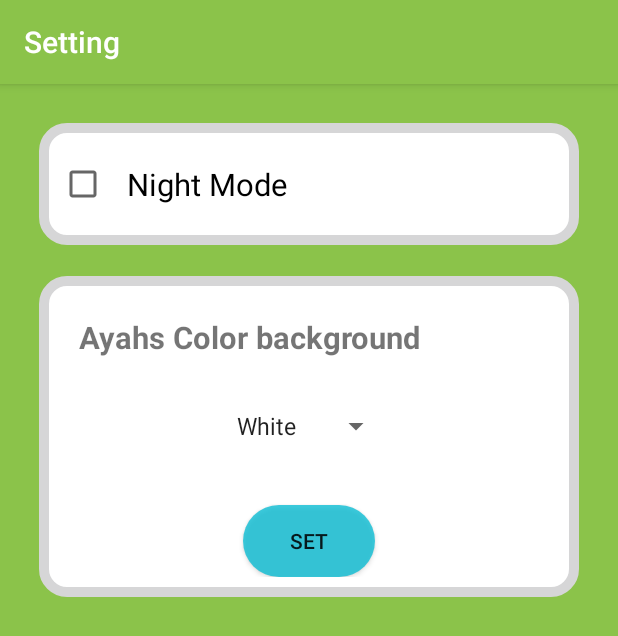
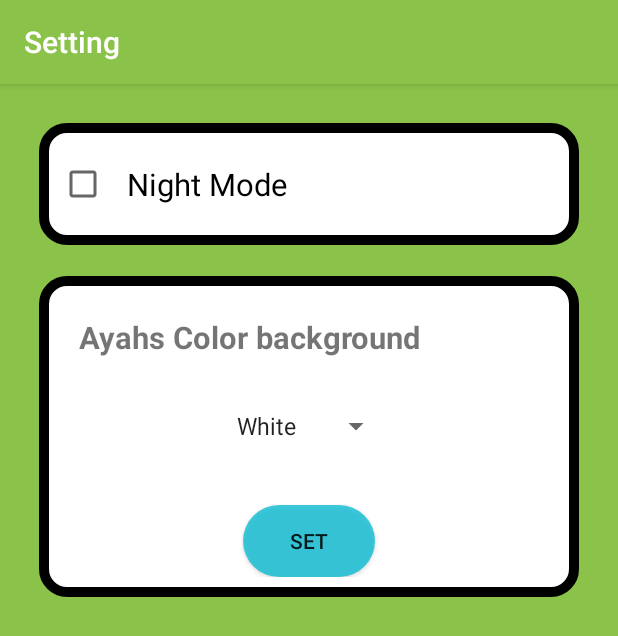
Before and after one commit to MahmoudMabrok/QuranyApp, an Android app: the SettingActivity screen opened directly, with no data from a screen before it, on a phone screen of 412 x 824 dp. Shown: the top 636 px of the screen. Run offline under Robolectric (Android 15) with nearby library versions, the phone set to English and light mode, and no system bars; our stand-ins replace ButterKnife, sdp/ssp sizes.

```diff
--- a/app/src/main/res/drawable/setting_border.xml
+++ b/app/src/main/res/drawable/setting_border.xml
@@ -6,7 +6,7 @@
         <shape android:shape="rectangle">
             <solid android:color="@color/bg_white" />
             <corners android:radius="@dimen/_12sdp" />
-            <stroke android:color="@color/black" android:width="@dimen/_5sdp"/>
+            <stroke android:color="#000000" android:width="@dimen/_5sdp"/>
         </shape>
     </item>
 </selector>
```
Also changed, not shown: 2 other files.
